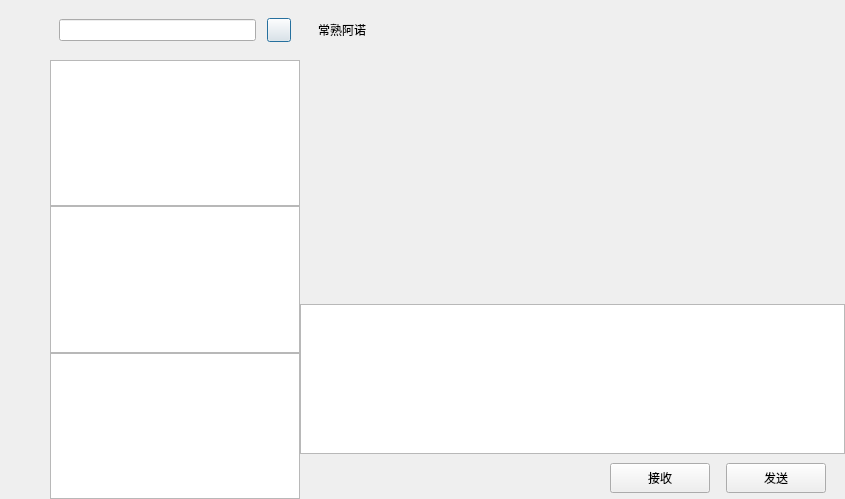
The window that client/chatdialog.ui (infinityqiao/chat_lab) describes before a commit, drawn with Qt 5.
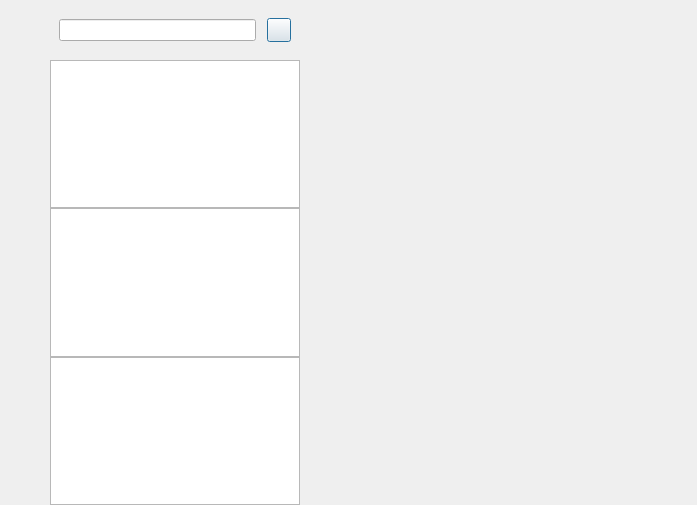
The same window after the commit. Custom widgets are drawn as their Qt base class.

Commit message: load chat_user_list

What changed in the file:
```diff
--- a/client/chatdialog.ui
+++ b/client/chatdialog.ui
@@ -6,8 +6,8 @@
    <rect>
     <x>0</x>
     <y>0</y>
-    <width>845</width>
-    <height>499</height>
+    <width>697</width>
+    <height>505</height>
    </rect>
   </property>
   <property name="windowTitle">
@@ -249,294 +249,9 @@
     </widget>
    </item>
    <item>
-    <widget class="QWidget" name="chat_data_wid" native="true">
-     <layout class="QVBoxLayout" name="verticalLayout_4">
-      <property name="spacing">
-       <number>0</number>
-      </property>
-      <property name="leftMargin">
-       <number>0</number>
-      </property>
-      <property name="topMargin">
-       <number>0</number>
-      </property>
-      <property name="rightMargin">
-       <number>0</number>
-      </property>
-      <property name="bottomMargin">
-       <number>0</number>
-      </property>
-      <item>
-       <widget class="QWidget" name="title_wid" native="true">
-        <property name="minimumSize">
-         <size>
-          <width>0</width>
-          <height>60</height>
-         </size>
-        </property>
-        <property name="maximumSize">
-         <size>
-          <width>16777215</width>
-          <height>60</height>
-         </size>
-        </property>
-        <layout class="QVBoxLayout" name="verticalLayout_5">
-         <item>
-          <widget class="QWidget" name="widget_2" native="true">
-           <layout class="QHBoxLayout" name="horizontalLayout_3">
-            <item>
-             <widget class="QLabel" name="title_lb">
-              <property name="text">
-               <string>常熟阿诺</string>
-              </property>
-             </widget>
-            </item>
-           </layout>
-          </widget>
-         </item>
-        </layout>
-       </widget>
-      </item>
-      <item>
-       <widget class="QWidget" name="chat_data_list" native="true"/>
-      </item>
-      <item>
-       <widget class="QWidget" name="tool_wid" native="true">
-        <property name="minimumSize">
-         <size>
-          <width>0</width>
-          <height>30</height>
-         </size>
-        </property>
-        <property name="maximumSize">
-         <size>
-          <width>16777215</width>
-          <height>30</height>
-         </size>
-        </property>
-        <layout class="QHBoxLayout" name="horizontalLayout_4">
-         <property name="spacing">
-          <number>7</number>
-         </property>
-         <property name="leftMargin">
-          <number>2</number>
-         </property>
-         <property name="topMargin">
-          <number>2</number>
-         </property>
-         <property name="rightMargin">
-          <number>2</number>
-         </property>
-         <property name="bottomMargin">
-          <number>2</number>
-         </property>
-         <item>
-          <spacer name="horizontalSpacer_2">
-           <property name="orientation">
-            <enum>Qt::Orientation::Horizontal</enum>
-           </property>
-           <property name="sizeType">
-            <enum>QSizePolicy::Policy::Fixed</enum>
-           </property>
-           <property name="sizeHint" stdset="0">
-            <size>
-             <width>5</width>
-             <height>20</height>
-            </size>
-           </property>
-          </spacer>
-         </item>
-         <item>
-          <widget class="QLabel" name="emo_lib">
-           <property name="minimumSize">
-            <size>
-             <width>25</width>
-             <height>25</height>
-            </size>
-           </property>
-           <property name="maximumSize">
-            <size>
-             <width>25</width>
-             <height>25</height>
-            </size>
-           </property>
-           <property name="text">
-            <string/>
-           </property>
-          </widget>
-         </item>
-         <item>
-          <spacer name="horizontalSpacer_3">
-           <property name="orientation">
-            <enum>Qt::Orientation::Horizontal</enum>
-           </property>
-           <property name="sizeType">
-            <enum>QSizePolicy::Policy::Fixed</enum>
-           </property>
-           <property name="sizeHint" stdset="0">
-            <size>
-             <width>5</width>
-             <height>20</height>
-            </size>
-           </property>
-          </spacer>
-         </item>
-         <item>
-          <widget class="QLabel" name="file_lib">
-           <property name="minimumSize">
-            <size>
-             <width>25</width>
-             <height>25</height>
-            </size>
-           </property>
-           <property name="maximumSize">
-            <size>
-             <width>25</width>
-             <height>25</height>
-            </size>
-           </property>
-           <property name="text">
-            <string/>
-           </property>
-          </widget>
-         </item>
-         <item>
-          <spacer name="horizontalSpacer_4">
-           <property name="orientation">
-            <enum>Qt::Orientation::Horizontal</enum>
-           </property>
-           <property name="sizeHint" stdset="0">
-            <size>
-             <width>40</width>
-             <height>20</height>
-            </size>
-           </property>
-          </spacer>
-         </item>
-        </layout>
-       </widget>
-      </item>
-      <item>
-       <widget class="QTextEdit" name="chatEdit">
-        <property name="minimumSize">
-         <size>
-          <width>0</width>
-          <height>150</height>
-         </size>
-        </property>
-        <property name="maximumSize">
-         <size>
-          <width>16777215</width>
-          <height>150</height>
-         </size>
-        </property>
-       </widget>
-      </item>
-      <item>
-       <widget class="QWidget" name="widget_5" native="true">
-        <property name="minimumSize">
-         <size>
-          <width>0</width>
-          <height>45</height>
-         </size>
-        </property>
-        <property name="maximumSize">
-         <size>
-          <width>16777215</width>
-          <height>45</height>
-         </size>
-        </property>
-        <layout class="QHBoxLayout" name="horizontalLayout_5">
-         <property name="bottomMargin">
-          <number>15</number>
-         </property>
-         <item>
-          <spacer name="horizontalSpacer_5">
-           <property name="orientation">
-            <enum>Qt::Orientation::Horizontal</enum>
-           </property>
-           <property name="sizeHint" stdset="0">
-            <size>
-             <width>40</width>
-             <height>20</height>
-            </size>
-           </property>
-          </spacer>
-         </item>
-         <item>
-          <widget class="QPushButton" name="receive_btn">
-           <property name="minimumSize">
-            <size>
-             <width>100</width>
-             <height>30</height>
-            </size>
-           </property>
-           <property name="maximumSize">
-            <size>
-             <width>100</width>
-             <height>30</height>
-            </size>
-           </property>
-           <property name="text">
-            <string>接收</string>
-           </property>
-          </widget>
-         </item>
-         <item>
-          <spacer name="horizontalSpacer_6">
-           <property name="orientation">
-            <enum>Qt::Orientation::Horizontal</enum>
-           </property>
-           <property name="sizeType">
-            <enum>QSizePolicy::Policy::Fixed</enum>
-           </property>
-           <property name="sizeHint" stdset="0">
-            <size>
-             <width>10</width>
-             <height>20</height>
-            </size>
-           </property>
-          </spacer>
-         </item>
-         <item>
-          <widget class="QPushButton" name="send_btn">
-           <property name="minimumSize">
-            <size>
-             <width>100</width>
-             <height>30</height>
-            </size>
-           </property>
-           <property name="maximumSize">
-            <size>
-             <width>100</width>
-             <height>30</height>
-            </size>
-           </property>
-           <property name="text">
-            <string>发送</string>
-           </property>
-          </widget>
-         </item>
-         <item>
-          <spacer name="horizontalSpacer_7">
-           <property name="orientation">
-            <enum>Qt::Orientation::Horizontal</enum>
-           </property>
-           <property name="sizeType">
-            <enum>QSizePolicy::Policy::Fixed</enum>
-           </property>
-           <property name="sizeHint" stdset="0">
-            <size>
-             <width>10</width>
-             <height>20</height>
-            </size>
-           </property>
-          </spacer>
-         </item>
-        </layout>
-       </widget>
-      </item>
-     </layout>
+    <widget class="QStackedWidget" name="stackedWidget">
+     <widget class="ChatPage" name="chat_page"/>
+     <widget class="QWidget" name="friend_apply_page"/>
     </widget>
    </item>
   </layout>
@@ -557,6 +272,12 @@
    <extends>QListWidget</extends>
    <header location="global">chatuserlist.h</header>
   </customwidget>
+  <customwidget>
+   <class>ChatPage</class>
+   <extends>QWidget</extends>
+   <header location="global">chatpage.h</header>
+   <container>1</container>
+  </customwidget>
  </customwidgets>
  <resources/>
  <connections/>
```
The commit also changes 10 other files.
